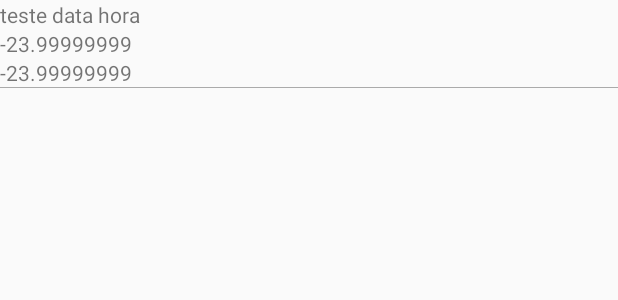
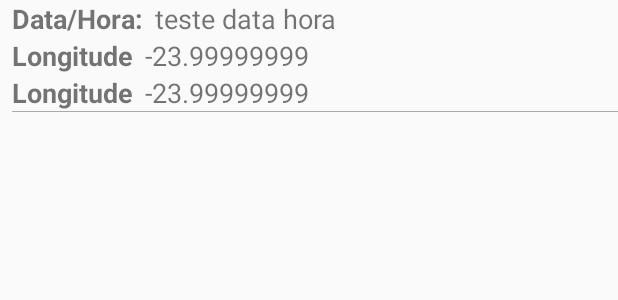
Before and after one commit to EduAraujoDev/28SCJ_Trabalho_Cloud, an Android app: the layout list_locale_adapter.xml on its own in the app's theme, with its tools: preview values and no code run, on a phone screen of 412 x 824 dp. Shown: the top 300 px of the screen. Run offline under Robolectric (Android 15) with nearby library versions, the phone set to English and light mode, and no system bars.

Commit message:
Commit final

```diff
--- a/app/src/main/res/layout/list_locale_adapter.xml
+++ b/app/src/main/res/layout/list_locale_adapter.xml
@@ -1,29 +1,65 @@
 <?xml version="1.0" encoding="utf-8"?>
 <RelativeLayout xmlns:android="http://schemas.android.com/apk/res/android"
     android:layout_width="match_parent"
-    android:layout_height="match_parent"
+    android:layout_height="wrap_content"
     android:clickable="true"
     android:focusable="true"
+    android:layout_marginLeft="8dp"
     android:background="?android:attr/selectableItemBackground">
+
+    <TextView
+        android:id="@+id/tvTextDataHora"
+        android:layout_width="wrap_content"
+        android:layout_height="wrap_content"
+        android:textSize="8pt"
+        android:textStyle="bold"
+        android:text="Data/Hora:"/>
 
     <TextView
         android:id="@+id/tvDataHora"
         android:layout_width="wrap_content"
         android:layout_height="wrap_content"
+        android:textSize="8pt"
+        android:layout_marginLeft="8dp"
+        android:layout_toRightOf="@id/tvTextDataHora"
         android:text="teste data hora"/>
+
+    <TextView
+        android:id="@+id/tvTextLog"
+        android:layout_width="wrap_content"
+        android:layout_height="wrap_content"
+        android:textSize="8pt"
+        android:textStyle="bold"
+        android:layout_below="@+id/tvTextDataHora"
+        android:text="Longitude"/>
 
     <TextView
         android:id="@+id/tvLog"
         android:layout_width="wrap_content"
         android:layout_height="wrap_content"
         android:layout_below="@+id/tvDataHora"
+        android:textSize="8pt"
+        android:layout_marginLeft="8dp"
+        android:layout_toRightOf="@id/tvTextLog"
         android:text="-23.99999999"/>
+
+    <TextView
+        android:id="@+id/tvTextLat"
+        android:layout_width="wrap_content"
+        android:layout_height="wrap_content"
+        android:textSize="8pt"
+        android:textStyle="bold"
+        android:layout_below="@+id/tvTextLog"
+        android:text="Longitude"/>
 
     <TextView
         android:id="@+id/tvLat"
         android:layout_width="wrap_content"
         android:layout_height="wrap_content"
         android:layout_below="@+id/tvLog"
+        android:layout_marginLeft="8dp"
+        android:layout_toRightOf="@id/tvTextLat"
+        android:textSize="8pt"
         android:text="-23.99999999"/>
 
     <View
```
Also changed, not shown: app/src/main/java/com/eduaraujodev/a28scj_trabalho_cloud/activity/MainActivity.java (+32 -11 lines), app/src/main/java/com/eduaraujodev/a28scj_trabalho_cloud/activity/MapsActivity.java (+14 -4 lines), app/src/main/java/com/eduaraujodev/a28scj_trabalho_cloud/adapter/ListLocaleAdapter.java (+18 -4 lines), app/src/main/java/com/eduaraujodev/a28scj_trabalho_cloud/domain/Locale.java (+6 -6 lines), app/src/main/res/values/strings.xml (line endings or trailing spaces).
